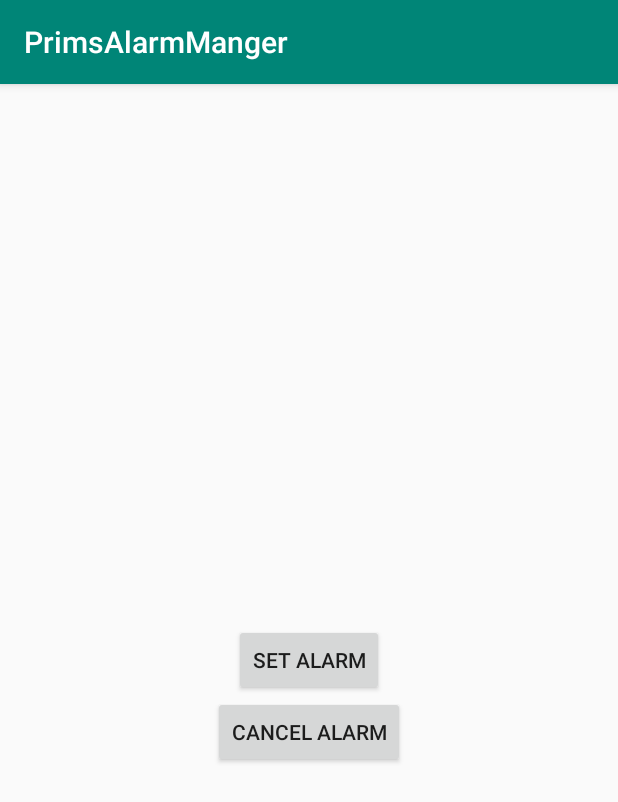
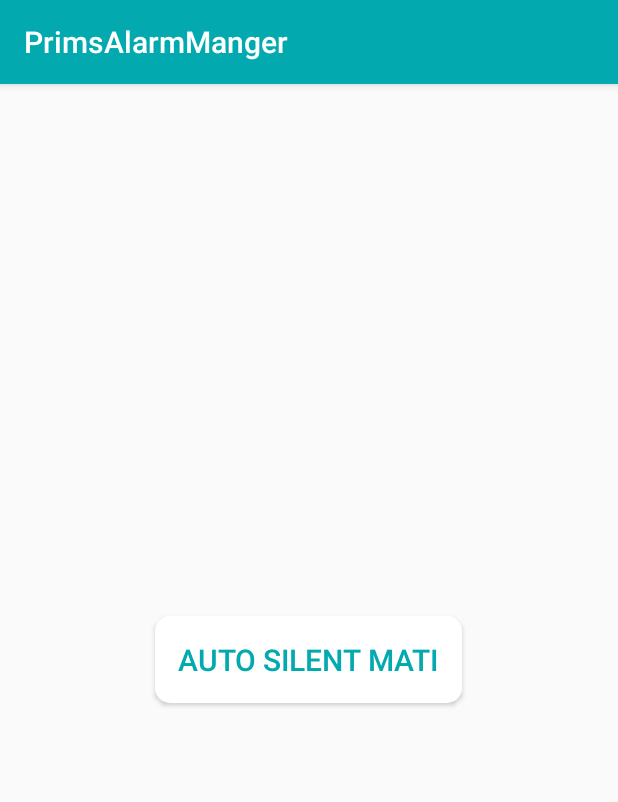
Before and after one commit to irwan75/PrayerTimes, an Android app: the screen it shows after launch (MainActivity), on a phone screen of 412 x 824 dp. Shown: the top 802 px of the screen. Run offline under Robolectric (Android 15) with nearby library versions, the phone set to English and light mode, and no system bars.

Commit message:
Banyak Perubahan dan sudah berjalan normalmi

```diff
--- a/app/src/main/java/com/example/primsalarmmanger/MainActivity.java
+++ b/app/src/main/java/com/example/primsalarmmanger/MainActivity.java
@@ -1,27 +1,37 @@
 package com.example.primsalarmmanger;
 
+import androidx.annotation.NonNull;
 import androidx.appcompat.app.AppCompatActivity;
+import androidx.core.app.ActivityCompat;
+import androidx.core.content.ContextCompat;
 import androidx.fragment.app.DialogFragment;
 
 import android.app.AlarmManager;
+import android.app.NotificationManager;
 import android.app.PendingIntent;
 import android.app.TimePickerDialog;
+import android.content.Context;
 import android.content.Intent;
+import android.os.Build;
 import android.os.Bundle;
 import android.view.View;
 import android.widget.Button;
+import android.widget.TextView;
 import android.widget.TimePicker;
-import android.widget.Toast;
 
 import com.example.primsalarmmanger.controller.TimeAlarm;
 import com.example.primsalarmmanger.controller.TimePickerFragment;
-
 import java.util.Calendar;
 
-public class MainActivity extends AppCompatActivity implements TimePickerDialog.OnTimeSetListener {
+public class MainActivity extends AppCompatActivity implements TimePickerDialog.OnTimeSetListener, View.OnClickListener {
 
     AlarmManager jadwal;
-    Button btnSetAlarm, btnCancelAlarm;
+    Button btnSetAlarm;
+    Context mContext;
+    Boolean kondisi = false;
+    int i = 1;
+
+    TextView tvTextRunning;
 
     @Override
     protected void onCreate(Bundle savedInstanceState) {
@@ -30,21 +40,17 @@ public class MainActivity extends AppCompatActivity implements TimePickerDialog.
 
         jadwal = (AlarmManager) getSystemService(ALARM_SERVICE);
         btnSetAlarm = findViewById(R.id.btnSetAlarm);
-        btnCancelAlarm = findViewById(R.id.btnCancelAlarm);
+        tvTextRunning = findViewById(R.id.marqueeText);
+//        tvStatus = findViewById(R.id.statusButton);
+//        tvStatus.setBackground(getDrawable(R.drawable.custom_button));
+        tvTextRunning.setVisibility(View.INVISIBLE);
 
-        btnSetAlarm.setOnClickListener(new View.OnClickListener() {
-            @Override
-            public void onClick(View v) {
-                DialogFragment timePicker = new TimePickerFragment();
-                timePicker.show(getSupportFragmentManager(), "time picker");
-            }
-        });
-        btnCancelAlarm.setOnClickListener(new View.OnClickListener() {
-            @Override
-            public void onClick(View v) {
-                cancelAlarm();
-            }
-        });
+        buttonStartAction(2);
+
+        mContext = this;
+        notificationManager(this);
+
+        btnSetAlarm.setOnClickListener(this);
 
     }
 
@@ -57,18 +63,71 @@ public class MainActivity extends AppCompatActivity implements TimePickerDialog.
 
         startAlarm(c);
     }
+    public void buttonStartAction(int i){
+        if (i==1){
+            btnSetAlarm.setBackground(getDrawable(R.drawable.custom_button));
+            btnSetAlarm.setTextColor(getResources().getColor(R.color.colorWhite));
+        }else if (i==2){
+            btnSetAlarm.setTextColor(getResources().getColor(R.color.colorGreenLight));
+            btnSetAlarm.setBackground(getDrawable(R.drawable.normal_button));
+        }
+    }
 
     private void startAlarm(Calendar c) {
         Intent intent = new Intent(this, TimeAlarm.class);
         PendingIntent pendingIntent = PendingIntent.getBroadcast(this, 1, intent,0);
         jadwal.set(AlarmManager.RTC_WAKEUP, c.getTimeInMillis(), pendingIntent);
-        Toast.makeText(this, "Terukir", Toast.LENGTH_SHORT).show();
+
     }
 
     private void cancelAlarm(){
         Intent intent = new Intent(this, TimeAlarm.class);
         PendingIntent pendingIntent = PendingIntent.getBroadcast(this, 1, intent,0);
-        Toast.makeText(this, "Terubah Sedikit", Toast.LENGTH_SHORT).show();
+        btnSetAlarm.setText("Auto Silent Mati");
+        tvTextRunning.setVisibility(View.INVISIBLE);
+        buttonStartAction(2);
         jadwal.cancel(pendingIntent);
     }
+
+    public void notificationManager(final Context context){
+
+        NotificationManager notificationManager =
+                (NotificationManager) context.getSystemService(Context.NOTIFICATION_SERVICE);
+
+        if (Build.VERSION.SDK_INT >= Build.VERSION_CODES.M
+                && !notificationManager.isNotificationPolicyAccessGranted()) {
+
+            //Yang berhasil
+            Intent intent = new Intent(android.provider.Settings.ACTION_NOTIFICATION_POLICY_ACCESS_SETTINGS);
+            startActivity(intent);
+
+//            notificationManager.ACTION_NOTIFICATION_POLICY_ACCESS_GRANTED_CHANGED;
+
+//            Intent intent = new Intent(Manifest.permission.ACCESS_NOTIFICATION_POLICY);
+//             startActivity(intent);
+//            mNotificationManager.setInterruptionFilter(interruptionFilter);
+//            int previous_notification_interrupt_setting = notificationManager.getCurrentInterruptionFilter();
+//            notificationManager.setInterruptionFilter(NotificationManager.INTERRUPTION_FILTER_PRIORITY);
+        }
+    }
+
+    @Override
+    public void onClick(View v) {
+        if (v.getId()==R.id.btnSetAlarm) {
+            kondisi = true;
+            if (kondisi && i == 2){
+                cancelAlarm();
+                i=1;
+            }else if (kondisi){
+                DialogFragment timePicker = new TimePickerFragment();
+                timePicker.show(getSupportFragmentManager(), "time picker");
+                btnSetAlarm.setText("Auto Silent Nyala");
+                tvTextRunning.setVisibility(View.VISIBLE);
+                tvTextRunning.setSelected(true);
+
+                buttonStartAction(1);
+                i=2;
+            }
+        }
+    }
 }
--- /dev/null
+++ b/app/src/main/res/drawable/custom_button.xml
@@ -0,0 +1,5 @@
+<?xml version="1.0" encoding="utf-8"?>
+<shape xmlns:android="http://schemas.android.com/apk/res/android" android:shape="rectangle">
+    <solid android:color="@color/colorGreenLight"/>
+    <corners android:radius="10dp"/>
+</shape>
--- /dev/null
+++ b/app/src/main/res/drawable/normal_button.xml
@@ -0,0 +1,5 @@
+<?xml version="1.0" encoding="utf-8"?>
+<shape xmlns:android="http://schemas.android.com/apk/res/android" android:shape="rectangle">
+    <solid android:color="@color/colorWhite"/>
+    <corners android:radius="10dp"/>
+</shape>
--- a/app/src/main/res/layout/activity_main.xml
+++ b/app/src/main/res/layout/activity_main.xml
@@ -6,20 +6,36 @@
     android:layout_height="match_parent"
     tools:context=".MainActivity">
 
-    <Button
-        android:layout_width="wrap_content"
+    <TextView
+        android:id="@+id/marqueeText"
+        android:layout_width="match_parent"
         android:layout_height="wrap_content"
-        android:text="Set Alarm"
-        android:id="@+id/btnSetAlarm"
-        android:layout_centerHorizontal="true"
-        android:layout_centerVertical="true"/>
+        android:ellipsize="marquee"
+        android:focusable="auto"
+        android:focusableInTouchMode="true"
+        android:gravity="center"
+        android:fadingEdge="horizontal"
+        android:marqueeRepeatLimit="marquee_forever"
+        android:scrollHorizontally="true"
+        android:singleLine="true"
+        android:text="@string/informasi"
+        android:textSize="18sp"
+        android:background="@color/colorAbuAbu"
+        android:textStyle="bold|italic"
+        android:layout_alignParentTop="true"
+        android:paddingTop="2dp"
+        tools:ignore="EllipsizeMaxLines" />
 
     <Button
         android:layout_width="wrap_content"
         android:layout_height="wrap_content"
-        android:text="Cancel Alarm"
-        android:id="@+id/btnCancelAlarm"
-        android:layout_below="@+id/btnSetAlarm"
-        android:layout_centerHorizontal="true"/>
+        android:text="@string/status_button_alarm"
+        android:id="@+id/btnSetAlarm"
+        android:textColor="@color/colorWhite"
+        android:layout_centerHorizontal="true"
+        android:layout_centerVertical="true"
+        android:padding="15dp"
+        android:textSize="20sp"
+        />
 
 </RelativeLayout>
--- a/app/src/main/res/values/colors.xml
+++ b/app/src/main/res/values/colors.xml
@@ -1,6 +1,11 @@
 <?xml version="1.0" encoding="utf-8"?>
 <resources>
-    <color name="colorPrimary">#008577</color>
+<!--    <color name="colorPrimary">#008577</color>-->
+    <color name="colorPrimary">#02AAB0</color>
     <color name="colorPrimaryDark">#00574B</color>
     <color name="colorAccent">#D81B60</color>
+
+    <color name="colorGreenLight">#02AAB0</color>
+    <color name="colorWhite">#FFFFFF</color>
+    <color name="colorAbuAbu">#AAA8A8</color>
 </resources>
--- a/app/src/main/res/values/strings.xml
+++ b/app/src/main/res/values/strings.xml
@@ -1,3 +1,7 @@
 <resources>
     <string name="app_name">PrimsAlarmManger</string>
+    <string name="status_button_alarm">Auto Silent Mati</string>
+    <string name="status_button">Status</string>
+    <string name="informasi">Silent Otomatis Akan Aktif Jika Adzan Sholat 5
+        Waktu Berkumandang dan Akan Normal Jika Sholat Telah Selesai</string>
 </resources>
```
Also changed, not shown: app/src/main/java/com/example/primsalarmmanger/controller/TimeAlarm.java (+34 -24 lines).
